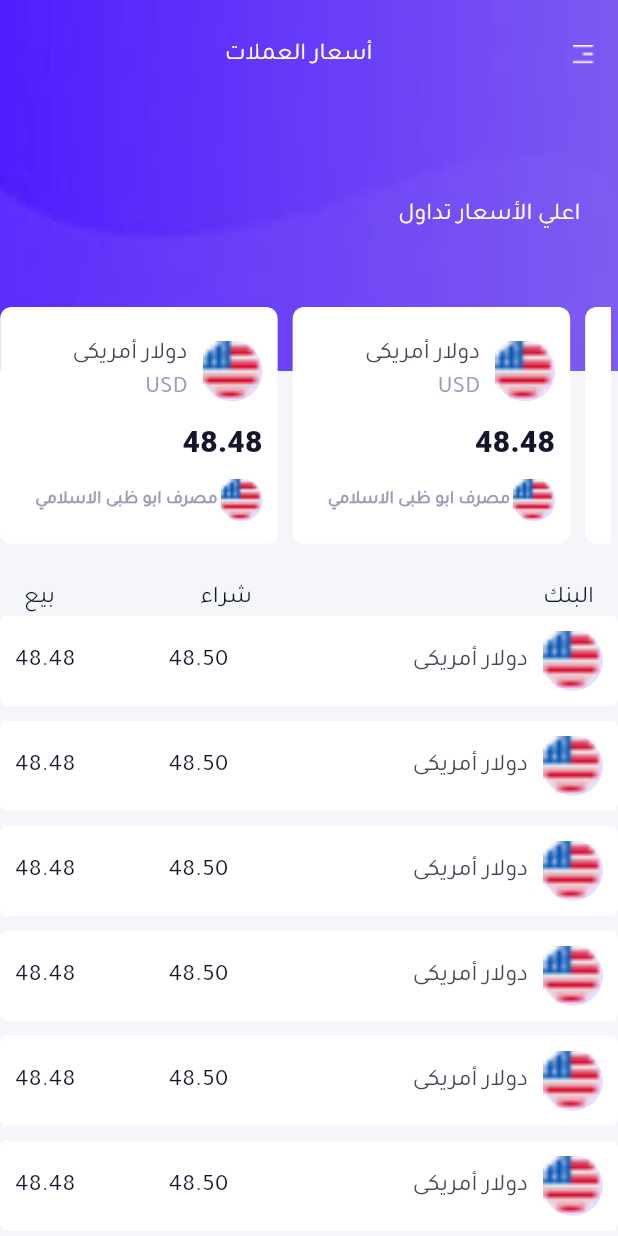
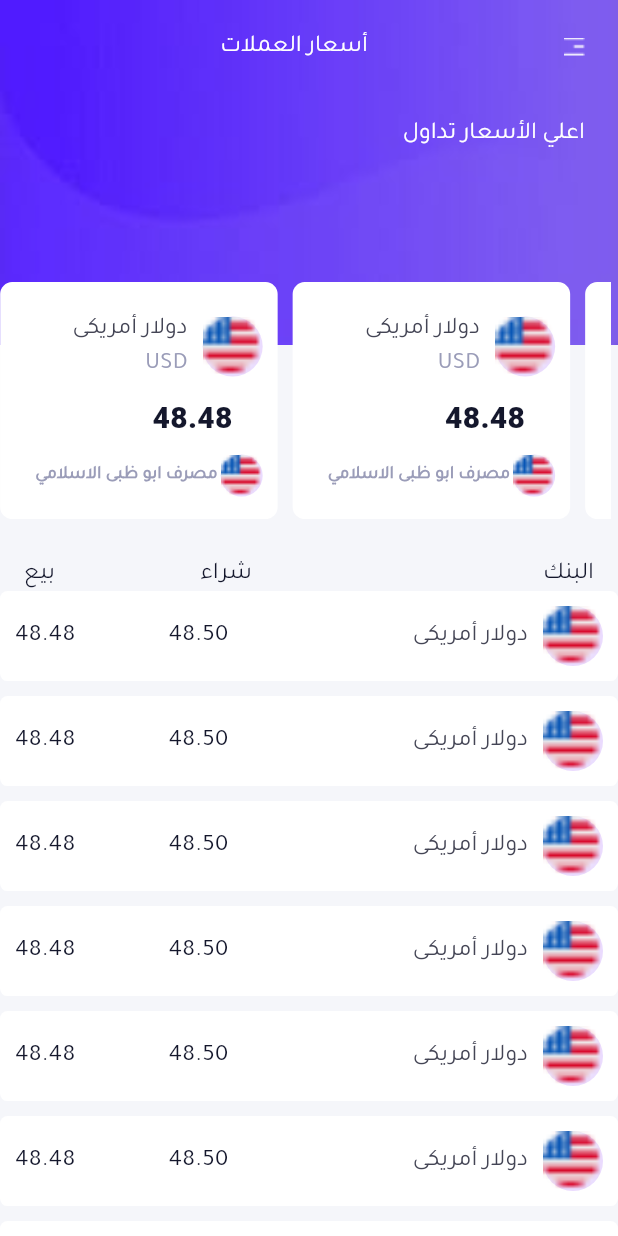
Before and after one commit to mohamedamr77/Currencies, a Flutter app: the screen it shows after launch, on a phone screen of 412 x 824 dp. Run offline on Flutter 3.47's test engine with Material 3 defaults, Android fonts, the phone set to English and light mode, and no system bars.

Commit message:
refactor dashboard screen code

```diff
--- a/lib/features/Dashboard/views/widgets/background_image_top_screen.dart
+++ /dev/null
@@ -1,16 +0,0 @@
-import 'package:flutter/cupertino.dart';
-import '../../../../core/image.dart';
-
-
-class BackgroundImageTopScreen extends StatelessWidget {
-  const BackgroundImageTopScreen({super.key});
-
-  @override
-  Widget build(BuildContext context) {
-    return  Image(image:const AssetImage(ImageApp.appBarBGDashboardImage),
-      fit: BoxFit.fitHeight,
-      width: double.infinity,
-      height: MediaQuery.sizeOf(context).height*0.3,
-    );
-  }
-}
--- a/lib/features/Dashboard/views/widgets/container_heigst_price.dart
+++ b/lib/features/Dashboard/views/widgets/container_heigst_price.dart
@@ -48,7 +48,7 @@ class CustomContainerHighestTradingPrices extends StatelessWidget {
             ],
           ),
           Padding(
-            padding: EdgeInsets.symmetric(vertical: 10),
+            padding: EdgeInsets.symmetric(vertical: 10,horizontal: 20),
             child: LimitedNumberText(number: 48.48),
           ),
           Row(
--- a/lib/features/Dashboard/views/widgets/dashboard_body.dart
+++ b/lib/features/Dashboard/views/widgets/dashboard_body.dart
@@ -1,3 +1,4 @@
+import 'package:digitaltransactions/core/image.dart';
 import 'package:digitaltransactions/features/Dashboard/views/widgets/title_drawar.dart';
 import 'package:flutter/material.dart';
 
@@ -14,17 +15,49 @@ class DashboardBody extends StatelessWidget {
     return SingleChildScrollView(
       child: Column(
         children: [
+
            SizedBox(
-            height: MediaQuery.of(context).size.height * 0.44,
+             height: MediaQuery.sizeOf(context).height*0.42,
              child: Stack(
-              alignment: Alignment.topCenter,
                children: [
-                const BackgroundImageTopScreen(),
-                const TitleAndDrawer(),
-                Positioned(
-                  top: MediaQuery.of(context).size.height * 0.16,
-                  right: 25,
-                  child: const Text(
+                 Container(
+                   height: 230,
+                   width: double.infinity,
+                   decoration: BoxDecoration(
+                     image: DecorationImage(
+                       image: AssetImage(ImageApp.appBarBGDashboardImage),
+                       fit: BoxFit.fill,
+                     ),
+                   ),
+                   child:const Column(
+                     children: [
+                       SafeArea(
+                         child: Padding(
+                           padding: const EdgeInsets.only(left: 16, right: 22, top: 20),
+                           child: Row(
+                             mainAxisAlignment: MainAxisAlignment.center,
+                             children: [
+                               Expanded(
+                                 child: Text(TextAPP.titleCenterDashboard,
+                                   textAlign: TextAlign.center,
+                                   style: TextStyle(
+                                     color: ColorApp.whiteColor,
+                                     fontFamily: "Tajawal",
+                                     fontSize: 16,
+                                   ),
+                                 ),
+                               ),
+                               Image(image: AssetImage(ImageApp.actionDashboardImage),
+                               ),
+                             ],
+                           ),
+                         ),
+                       ),
+                       Padding(
+                         padding: EdgeInsets.only(right: 22,top: 35),
+                         child: Align(
+                           alignment: Alignment.centerRight,
+                           child: Text(
                              TextAPP.highestTradingPrices,
                              style: TextStyle(
                                color: ColorApp.whiteColor,
@@ -33,7 +66,11 @@ class DashboardBody extends StatelessWidget {
                              ),
                            ),
                          ),
-                const Positioned(
+                       ),
+                     ],
+                   ),
+                 ),
+                 Positioned(
                    bottom: 0,
                    right: 5,
                    left: 0.1, // Ensure the containers are centered horizontally
@@ -57,6 +94,8 @@ class DashboardBody extends StatelessWidget {
                ],
              ),
            ),
+
+
           const Padding(
             padding: EdgeInsets.only(top: 25, right: 16, left: 16),
             child: Row(
@@ -94,6 +133,7 @@ class DashboardBody extends StatelessWidget {
               ],
             ),
           ),
+
            ListView.separated(
               physics: const NeverScrollableScrollPhysics(),
               shrinkWrap: true,
@@ -154,3 +194,41 @@ class DashboardBody extends StatelessWidget {
     );
   }
 }
+/*
+ Positioned(
+                  top: MediaQuery.of(context).size.height * 0.16,
+                  right: 25,
+                  child: const Text(
+                    TextAPP.highestTradingPrices,
+                    style: TextStyle(
+                      color: ColorApp.whiteColor,
+                      fontFamily: "Tajawal",
+                      fontSize: 16,
+                    ),
+                  ),
+                ),
+ */
+
+/*
+Positioned(
+                  bottom: 0,
+                  right: 5,
+                  left: 0.1, // Ensure the containers are centered horizontally
+                  child: SingleChildScrollView(
+                    scrollDirection: Axis.horizontal,
+                    child: Row(
+                      children: [
+                        CustomContainerHighestTradingPrices(),
+                        SizedBox(width: 10),
+                        CustomContainerHighestTradingPrices(),
+                        SizedBox(width: 10),
+                        CustomContainerHighestTradingPrices(),
+                        SizedBox(width: 10),
+                        CustomContainerHighestTradingPrices(),
+                        SizedBox(width: 10),
+                        CustomContainerHighestTradingPrices(),
+                      ],
+                    ),
+                  ),
+                )
+ */
--- a/lib/features/Dashboard/views/widgets/title_drawar.dart
+++ /dev/null
@@ -1,35 +0,0 @@
-import 'package:flutter/material.dart';
-
-import '../../../../core/color.dart';
-import '../../../../core/image.dart';
-import '../../../../core/text.dart';
-
-
-class TitleAndDrawer extends StatelessWidget {
-  const TitleAndDrawer({super.key});
-
-  @override
-  Widget build(BuildContext context) {
-    return const SafeArea(
-      child: Padding(
-        padding: EdgeInsets.symmetric(vertical: 25,horizontal: 16),
-        child: Row(
-          mainAxisAlignment: MainAxisAlignment.center,
-          children: [
-            Expanded(
-              child: Text(TextAPP.titleCenterDashboard,
-                textAlign: TextAlign.center,
-                style: TextStyle(
-                  color: ColorApp.whiteColor,
-                  fontFamily: "Tajawal",
-                  fontSize: 16,
-                ),
-              ),
-            ),
-            Image(image: AssetImage(ImageApp.actionDashboardImage)),
-          ],
-        ),
-      ),
-    );
-  }
-}
--- a/lib/features/DetialsScreen/screen.dart
+++ b/lib/features/DetialsScreen/screen.dart
@@ -13,7 +13,6 @@ class DetailsScreen extends StatelessWidget {
       SizedBox(
         height: MediaQuery.sizeOf(context).height*0.35,
         child: Stack(
-
           children: [
             Image(
               image:const AssetImage(ImageApp.appBarBGDetailsImage),
```
Lines whose indentation alone changed are shown as unchanged.
